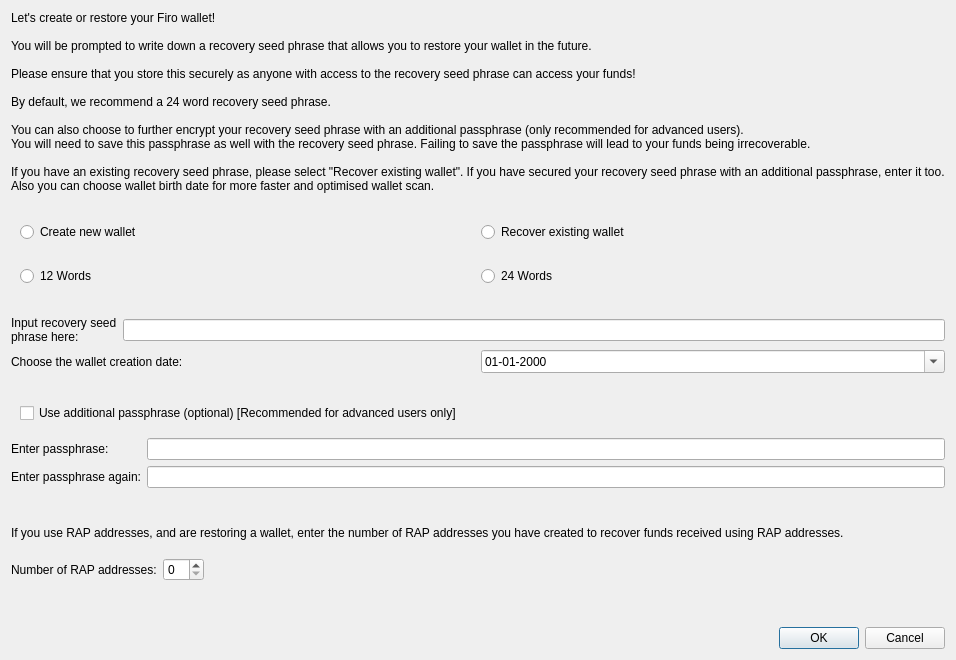
Before: the Qt Designer form src/qt/forms/recover.ui in firoorg/firo, drawn with Qt 5.
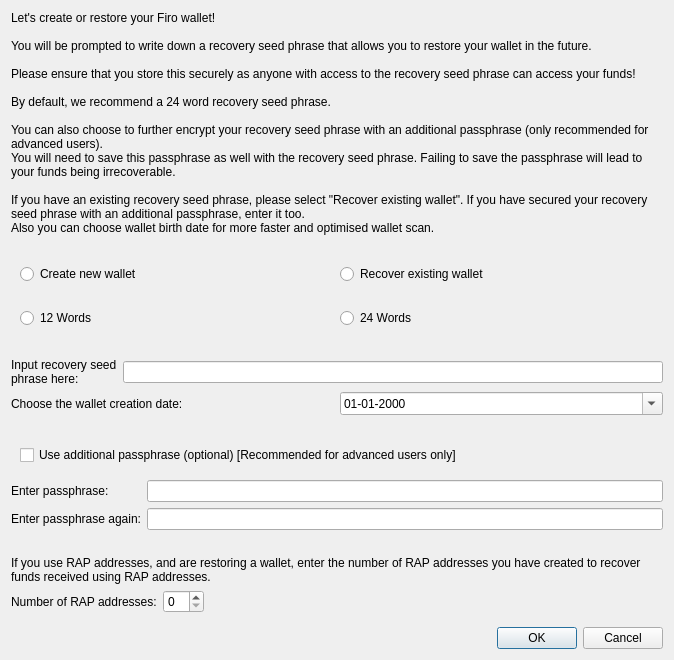
After: the same form once the commit is applied.

Commit message: Qt: keep wallet recovery usable on small screens

The edit to the form file:
```diff
--- a/src/qt/forms/recover.ui
+++ b/src/qt/forms/recover.ui
@@ -3,7 +3,7 @@
  <class>Recover</class>
  <widget class="QDialog" name="Recover">
   <property name="sizePolicy">
-   <sizepolicy hsizetype="MinimumExpanding" vsizetype="MinimumExpanding">
+   <sizepolicy hsizetype="Preferred" vsizetype="Preferred">
     <horstretch>0</horstretch>
     <verstretch>0</verstretch>
    </sizepolicy>
@@ -23,7 +23,7 @@
    <item>
     <widget class="QLabel" name="textLabel">
      <property name="sizePolicy">
-      <sizepolicy hsizetype="MinimumExpanding" vsizetype="MinimumExpanding">
+      <sizepolicy hsizetype="Preferred" vsizetype="Preferred">
        <horstretch>0</horstretch>
        <verstretch>0</verstretch>
       </sizepolicy>
@@ -45,7 +45,7 @@
       </string>
      </property>
      <property name="wordWrap">
-      <bool>false</bool>
+      <bool>true</bool>
      </property>
      <property name="margin">
       <number>10</number>
@@ -277,7 +277,7 @@
    <item>
     <widget class="QLabel" name="textLabelPcodes">
      <property name="sizePolicy">
-      <sizepolicy hsizetype="MinimumExpanding" vsizetype="MinimumExpanding">
+      <sizepolicy hsizetype="Preferred" vsizetype="Preferred">
        <horstretch>0</horstretch>
        <verstretch>0</verstretch>
       </sizepolicy>
@@ -286,7 +286,7 @@
       <string>If you use RAP addresses, and are restoring a wallet, enter the number of RAP addresses you have created to recover funds received using RAP addresses.</string>
      </property>
      <property name="wordWrap">
-      <bool>false</bool>
+      <bool>true</bool>
      </property>
      <property name="margin">
       <number>10</number>
```
The commit also changes 1 other file.
